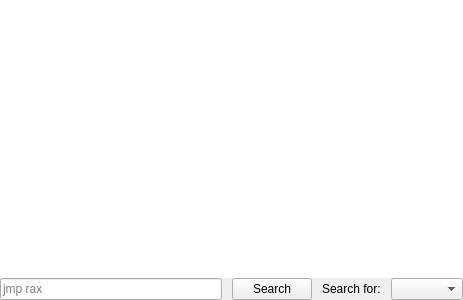
This is src/widgets/SearchWidget.ui in rizinorg/cutter as Qt 5 draws it before an edit. The edited form follows.
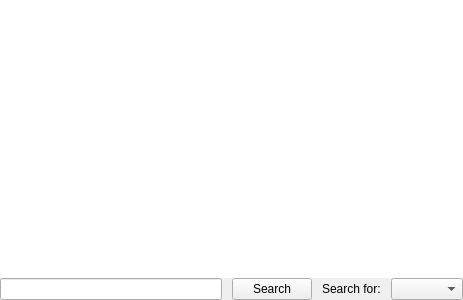
This is the edited form.

Commit message: added /v search ability and usage hints in the box

```diff
--- a/src/widgets/SearchWidget.ui
+++ b/src/widgets/SearchWidget.ui
@@ -75,9 +75,6 @@
         <property name="text">
          <string/>
         </property>
-        <property name="placeholderText">
-         <string>jmp rax</string>
-        </property>
        </widget>
       </item>
       <item>
```
The commit also changes 2 other files.
